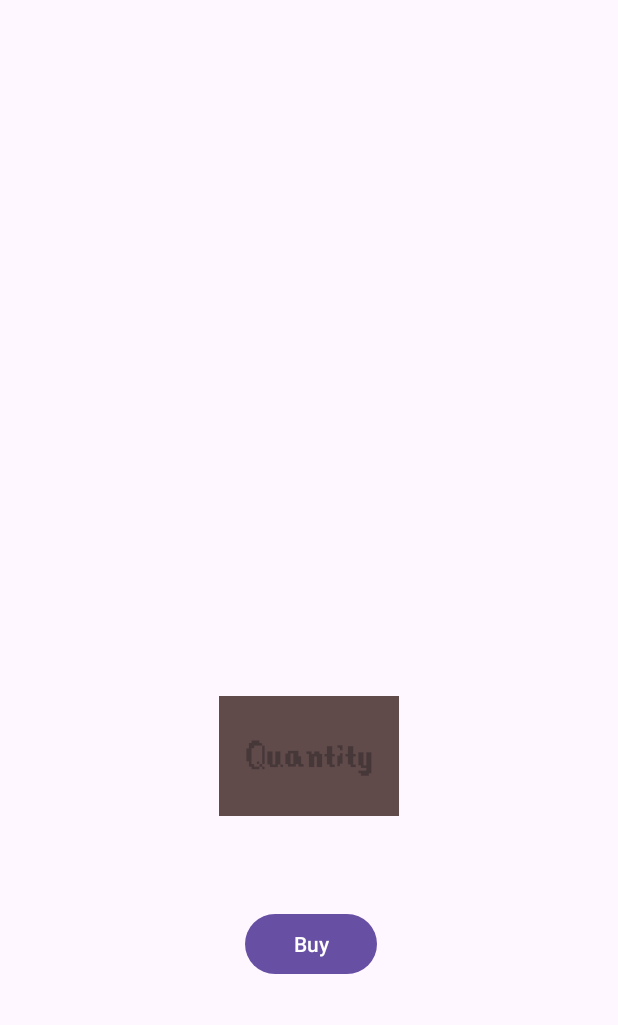
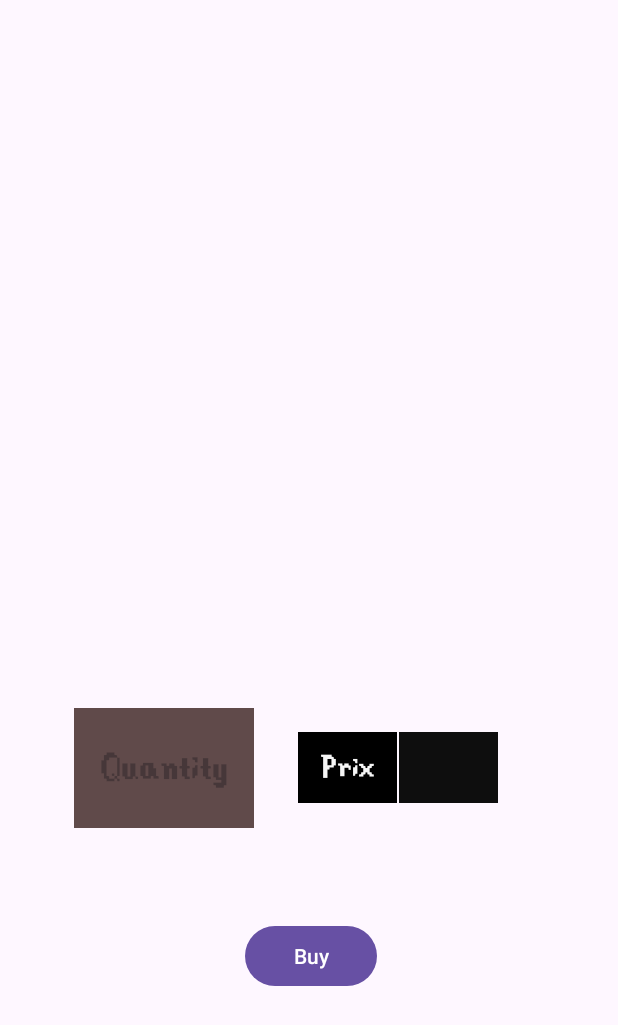
Before and after one commit to tkatcho/PFI, an Android app: the DescriptionPage screen opened directly, with no data from a screen before it, on a phone screen of 412 x 824 dp. Shown: the top 1025 px of the screen. Run offline under Robolectric (Android 15) with nearby library versions, the phone set to English and light mode, and no system bars; our stand-ins replace data binding.

Commit message:
terminer ma partie

```diff
--- a/app/src/main/AndroidManifest.xml
+++ b/app/src/main/AndroidManifest.xml
@@ -2,7 +2,7 @@
 <manifest xmlns:android="http://schemas.android.com/apk/res/android"
     xmlns:tools="http://schemas.android.com/tools">
 
-    <uses-permission android:name="android.permission.INTERNET"/>
+    <uses-permission android:name="android.permission.INTERNET" />
 
     <application
         android:allowBackup="true"
@@ -14,6 +14,9 @@
         android:supportsRtl="true"
         android:theme="@style/Theme.PFI"
         tools:targetApi="31">
+        <activity
+            android:name=".FinalPage"
+            android:exported="false" />
         <activity
             android:name=".DescriptionPage"
             android:exported="false" />
--- a/app/src/main/java/com/example/pfi/DescriptionPage.java
+++ b/app/src/main/java/com/example/pfi/DescriptionPage.java
@@ -18,7 +18,7 @@ import java.util.Set;
 
 public class DescriptionPage extends AppCompatActivity {
     private ActivityDescriptionPageBinding binding;
-    private Produit product;
+    private Produit product = new Produit("Breakfast",9,"Un bon dejeuner", R.drawable.vegetable,5);
 
     private int chosenQuantite;
     private Panier panier;
@@ -29,11 +29,11 @@ public class DescriptionPage extends AppCompatActivity {
         binding = DataBindingUtil.setContentView(this, R.layout.activity_description_page);
 
         Intent intent = getIntent();
-        product = (Produit) intent.getSerializableExtra("product");
+        //product = (Produit) intent.getSerializableExtra("product");
         panier = (Panier) intent.getSerializableExtra("panier");
 
         //for testing
-        product = new Produit("Breakfast",5,"Un bon dejeuner", R.drawable.vegetable,5);
+
 
 
         binding.setProduct(product);
@@ -60,6 +60,7 @@ public class DescriptionPage extends AppCompatActivity {
     public void onBuyButtonClick(View view) {
         if (chosenQuantite > 0 && chosenQuantite <= product.getQuantite()) {
             panier.ajouterProduit(product,chosenQuantite);
+            product.setQuantite(product.getQuantite()-chosenQuantite);
             Intent intent = new Intent(this, MenuPage.class);
             intent.putExtra("source","desc");
             intent.putExtra("panier",panier);
--- a/app/src/main/java/com/example/pfi/classes/Produit.java
+++ b/app/src/main/java/com/example/pfi/classes/Produit.java
@@ -36,7 +36,9 @@ public class Produit implements Serializable {
     public int getPrix() {
         return prix;
     }
-
+    public String getPrix2(){
+        return "" + prix;
+    }
     public void setPrix(int prix) {
         this.prix = prix;
     }
--- a/app/src/main/java/com/example/pfi/classes/User.java
+++ b/app/src/main/java/com/example/pfi/classes/User.java
@@ -3,7 +3,7 @@ package com.example.pfi.classes;
 import java.io.Serializable;
 
 public class User implements Serializable {
-    private String uName;
+    public String uName;
     private String uPassword;
     private int money;
     public String getuName() {
--- a/app/src/main/res/layout/activity_description_page.xml
+++ b/app/src/main/res/layout/activity_description_page.xml
@@ -18,10 +18,6 @@
     <RelativeLayout
         android:layout_width="match_parent"
         android:layout_height="match_parent">
-
-        <!-- Product Image -->
-
-        <!-- Product Name -->
 
         <Button
             android:id="@+id/buyButton"
@@ -51,19 +47,13 @@
             android:layout_width="match_parent"
             android:layout_height="108dp"
             android:layout_alignParentTop="true"
-            android:layout_marginTop="0dp"
+            android:layout_marginTop="6dp"
             android:fontFamily="@font/stardew_font"
             android:gravity="center"
             android:text="@{product.nom}"
             android:textColor="#FBFBFB"
             android:textSize="60sp"
             tools:layout_height="50sp" />
-
-        <!-- Product Description (You can customize the layout) -->
-
-        <!-- Quantity Input -->
-
-        <!-- Buy Button -->
 
         <TextView
             android:id="@+id/productDescriptionTextView"
@@ -83,8 +73,8 @@
             android:layout_height="80sp"
             android:layout_below="@+id/productDescriptionTextView"
             android:layout_alignParentStart="true"
-            android:layout_marginStart="146dp"
-            android:layout_marginTop="43dp"
+            android:layout_marginStart="49dp"
+            android:layout_marginTop="45dp"
             android:background="#604A4A"
             android:fontFamily="@font/stardew_font"
             android:gravity="center"
@@ -95,5 +85,36 @@
             android:textColor="#F4F2F2"
             android:textSize="30sp" />
 
+        <!-- Product Price -->
+
+        <TextView
+            android:id="@+id/productPriceView"
+            android:layout_width="66dp"
+            android:layout_height="47dp"
+            android:layout_below="@+id/productDescriptionTextView"
+            android:layout_marginStart="1dp"
+            android:layout_marginTop="61dp"
+            android:layout_toEndOf="@+id/prix"
+            android:background="#0E0E0E"
+            android:fontFamily="@font/stardew_font"
+            android:gravity="center"
+            android:text="@{product.prix2}"
+            android:textColor="#F6F6F6"
+            android:textSize="24sp" />
+
+        <TextView
+            android:id="@+id/prix"
+            android:layout_width="66dp"
+            android:layout_height="47dp"
+            android:layout_below="@+id/productDescriptionTextView"
+            android:layout_marginStart="29dp"
+            android:layout_marginTop="61dp"
+            android:layout_toEndOf="@+id/quantityEditText"
+            android:background="#000000"
+            android:fontFamily="@font/stardew_font"
+            android:gravity="center"
+            android:text="Prix"
+            android:textColor="#F6F6F6"
+            android:textSize="24sp" />
     </RelativeLayout>
 </layout>
```
Also changed, not shown: app/src/main/java/com/example/pfi/FinalPage.java (added, +28 -0 lines), app/src/main/java/com/example/pfi/MenuPage.java (+9 -3 lines), app/src/main/java/com/example/pfi/PanierPageActivity.java (+59 -11 lines), app/src/main/java/com/example/pfi/ProductAdapter.java (added, +67 -0 lines), app/src/main/java/com/example/pfi/classes/Panier.java (+16 -5 lines), app/src/main/res/layout/activity_final_page.xml (added, +23 -0 lines), app/src/main/res/layout/activity_menu_page.xml (+16 -0 lines), app/src/main/res/layout/activity_panier_page.xml (+56 -0 lines), app/src/main/res/layout/item_panier.xml (added, +47 -0 lines), 2 other files.
